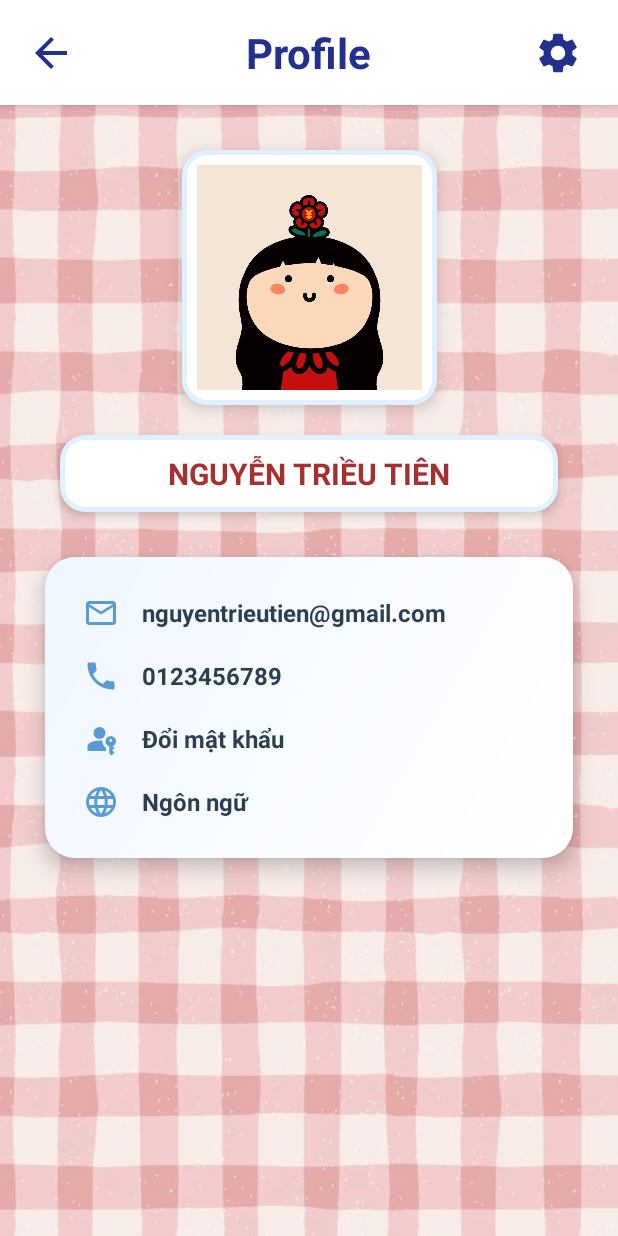
After one commit to TrieuTien0311/TrieuTien_ManHinhUngDung, an Android app: the Profile screen opened directly, with no data from a screen before it, on a phone screen of 412 x 824 dp. The commit adds this screen. Run offline under Robolectric (Android 15) with nearby library versions, the phone set to English and light mode, and no system bars.

Commit message:
Đã xong giao diện profile

```diff
--- a/app/src/main/AndroidManifest.xml
+++ b/app/src/main/AndroidManifest.xml
@@ -11,6 +11,9 @@
         android:roundIcon="@mipmap/ic_launcher_round"
         android:supportsRtl="true"
         android:theme="@style/Theme.TrieuTien_MHUD">
+        <activity
+            android:name=".Profile"
+            android:exported="false" />
         <activity
             android:name=".Register"
             android:exported="false" />
--- a/app/src/main/java/com/example/trieutien_mhud/Login.java
+++ b/app/src/main/java/com/example/trieutien_mhud/Login.java
@@ -3,6 +3,7 @@ package com.example.trieutien_mhud;
 import android.content.Intent;
 import android.os.Bundle;
 import android.view.View;
+import android.widget.Button;
 import android.widget.TextView;
 
 import androidx.activity.EdgeToEdge;
@@ -18,13 +19,15 @@ public class Login extends AppCompatActivity {
         super.onCreate(savedInstanceState);
         EdgeToEdge.enable(this);
         setContentView(R.layout.activity_login);
+
+        // Giúp layout tràn toàn màn hình (EdgeToEdge)
         ViewCompat.setOnApplyWindowInsetsListener(findViewById(R.id.main), (v, insets) -> {
             Insets systemBars = insets.getInsets(WindowInsetsCompat.Type.systemBars());
             v.setPadding(systemBars.left, systemBars.top, systemBars.right, systemBars.bottom);
             return insets;
         });
 
-        // Bắt sự kiện nhấn "Create Account"
+        // --- Bắt sự kiện nhấn "Create Account" ---
         TextView tvSignIn = findViewById(R.id.tvSignIn);
         tvSignIn.setOnClickListener(new View.OnClickListener() {
             @Override
@@ -34,5 +37,17 @@ public class Login extends AppCompatActivity {
                 startActivity(intent);
             }
         });
+
+        // --- Bắt sự kiện nhấn nút "SIGN IN" ---
+        Button btnLogin = findViewById(R.id.btnlogin);
+        btnLogin.setOnClickListener(new View.OnClickListener() {
+            @Override
+            public void onClick(View v) {
+                // Khi nhấn SIGN IN, chuyển sang màn hình Profile
+                Intent intent = new Intent(Login.this, Profile.class);
+                startActivity(intent);
+                finish(); // Đóng Login để không quay lại khi nhấn Back
+            }
+        });
     }
 }
--- /dev/null
+++ b/app/src/main/java/com/example/trieutien_mhud/Profile.java
@@ -0,0 +1,41 @@
+package com.example.trieutien_mhud;
+
+import android.content.Intent;
+import android.os.Bundle;
+import android.view.View;
+import android.widget.ImageView;
+
+import androidx.activity.EdgeToEdge;
+import androidx.appcompat.app.AppCompatActivity;
+import androidx.core.graphics.Insets;
+import androidx.core.view.ViewCompat;
+import androidx.core.view.WindowInsetsCompat;
+
+public class Profile extends AppCompatActivity {
+
+    @Override
+    protected void onCreate(Bundle savedInstanceState) {
+        super.onCreate(savedInstanceState);
+        EdgeToEdge.enable(this);
+        setContentView(R.layout.activity_profile);
+
+        // Cấu hình để hiển thị full màn hình (EdgeToEdge)
+        ViewCompat.setOnApplyWindowInsetsListener(findViewById(R.id.main), (v, insets) -> {
+            Insets systemBars = insets.getInsets(WindowInsetsCompat.Type.systemBars());
+            v.setPadding(systemBars.left, systemBars.top, systemBars.right, systemBars.bottom);
+            return insets;
+        });
+
+        // --- Xử lý khi nhấn nút răng cưa (btnSettings) ---
+        ImageView btnSettings = findViewById(R.id.btnSettings);
+        btnSettings.setOnClickListener(new View.OnClickListener() {
+            @Override
+            public void onClick(View v) {
+                // Khi nhấn răng cưa, quay lại màn hình Login
+                Intent intent = new Intent(Profile.this, Login.class);
+                startActivity(intent);
+                finish(); // Đóng Profile để không quay lại khi nhấn Back
+            }
+        });
+    }
+}
--- /dev/null
+++ b/app/src/main/res/drawable/avatar_bg.xml
@@ -0,0 +1,8 @@
+<?xml version="1.0" encoding="utf-8"?>
+<shape xmlns:android="http://schemas.android.com/apk/res/android">
+    <solid android:color="#FFFFFF" />
+    <corners android:radius="15dp" />
+    <stroke
+        android:width="3dp"
+        android:color="#E0F0FF" />
+</shape>
--- /dev/null
+++ b/app/src/main/res/drawable/card_gradient_bg.xml
@@ -0,0 +1,10 @@
+<?xml version="1.0" encoding="utf-8"?>
+<shape xmlns:android="http://schemas.android.com/apk/res/android">
+    <gradient
+        android:angle="135"
+        android:startColor="#FFFFFF"
+        android:centerColor="#F8FBFF"
+        android:endColor="#EFF6FF"
+        android:type="linear" />
+    <corners android:radius="20dp" />
+</shape>
--- /dev/null
+++ b/app/src/main/res/drawable/ic_back.xml
@@ -0,0 +1,5 @@
+<vector xmlns:android="http://schemas.android.com/apk/res/android" android:autoMirrored="true" android:height="24dp" android:tint="#939393" android:viewportHeight="960" android:viewportWidth="960" android:width="24dp">
+
+    <path android:fillColor="@android:color/white" android:pathData="M313,520L537,744L480,800L160,480L480,160L537,216L313,440L800,440L800,520L313,520Z"/>
+
+</vector>
--- /dev/null
+++ b/app/src/main/res/drawable/ic_language.xml
@@ -0,0 +1,5 @@
+<vector xmlns:android="http://schemas.android.com/apk/res/android" android:height="24dp" android:tint="#939393" android:viewportHeight="960" android:viewportWidth="960" android:width="24dp">
+
+    <path android:fillColor="@android:color/white" android:pathData="M480,880Q398,880 325,848.5Q252,817 197.5,762.5Q143,708 111.5,635Q80,562 80,480Q80,397 111.5,324.5Q143,252 197.5,197.5Q252,143 325,111.5Q398,80 480,80Q563,80 635.5,111.5Q708,143 762.5,197.5Q817,252 848.5,324.5Q880,397 880,480Q880,562 848.5,635Q817,708 762.5,762.5Q708,817 635.5,848.5Q563,880 480,880ZM480,798Q506,762 525,723Q544,684 556,640L404,640Q416,684 435,723Q454,762 480,798ZM376,782Q358,749 344.5,713.5Q331,678 322,640L204,640Q233,690 276.5,727Q320,764 376,782ZM584,782Q640,764 683.5,727Q727,690 756,640L638,640Q629,678 615.5,713.5Q602,749 584,782ZM170,560L306,560Q303,540 301.5,520.5Q300,501 300,480Q300,459 301.5,439.5Q303,420 306,400L170,400Q165,420 162.5,439.5Q160,459 160,480Q160,501 162.5,520.5Q165,540 170,560ZM386,560L574,560Q577,540 578.5,520.5Q580,501 580,480Q580,459 578.5,439.5Q577,420 574,400L386,400Q383,420 381.5,439.5Q380,459 380,480Q380,501 381.5,520.5Q383,540 386,560ZM654,560L790,560Q795,540 797.5,520.5Q800,501 800,480Q800,459 797.5,439.5Q795,420 790,400L654,400Q657,420 658.5,439.5Q660,459 660,480Q660,501 658.5,520.5Q657,540 654,560ZM638,320L756,320Q727,270 683.5,233Q640,196 584,178Q602,211 615.5,246.5Q629,282 638,320ZM404,320L556,320Q544,276 525,237Q506,198 480,162Q454,198 435,237Q416,276 404,320ZM204,320L322,320Q331,282 344.5,246.5Q358,211 376,178Q320,196 276.5,233Q233,270 204,320Z"/>
+
+</vector>
--- /dev/null
+++ b/app/src/main/res/drawable/ic_pass.xml
@@ -0,0 +1,5 @@
+<vector xmlns:android="http://schemas.android.com/apk/res/android" android:height="24dp" android:tint="#939393" android:viewportHeight="960" android:viewportWidth="960" android:width="24dp">
+
+    <path android:fillColor="@android:color/white" android:pathData="M120,800L120,688Q120,654 137.5,625.5Q155,597 184,582Q246,551 310,535.5Q374,520 440,520Q460,520 480,521.5Q500,523 520,526Q516,584 541,635.5Q566,687 614,720L614,800L120,800ZM760,920L700,860L700,674Q656,661 628,624.5Q600,588 600,540Q600,482 641,441Q682,400 740,400Q798,400 839,441Q880,482 880,540Q880,585 854.5,620Q829,655 790,670L840,720L780,780L840,840L760,920ZM440,480Q374,480 327,433Q280,386 280,320Q280,254 327,207Q374,160 440,160Q506,160 553,207Q600,254 600,320Q600,386 553,433Q506,480 440,480ZM740,560Q757,560 768.5,548.5Q780,537 780,520Q780,503 768.5,491.5Q757,480 740,480Q723,480 711.5,491.5Q700,503 700,520Q700,537 711.5,548.5Q723,560 740,560Z"/>
+
+</vector>
--- /dev/null
+++ b/app/src/main/res/drawable/ic_phone.xml
@@ -0,0 +1,5 @@
+<vector xmlns:android="http://schemas.android.com/apk/res/android" android:height="24dp" android:tint="#939393" android:viewportHeight="24" android:viewportWidth="24" android:width="24dp">
+
+    <path android:fillColor="@android:color/white" android:pathData="M6.62,10.79c1.44,2.83 3.76,5.14 6.59,6.59l2.2,-2.2c0.27,-0.27 0.67,-0.36 1.02,-0.24 1.12,0.37 2.33,0.57 3.57,0.57 0.55,0 1,0.45 1,1V20c0,0.55 -0.45,1 -1,1 -9.39,0 -17,-7.61 -17,-17 0,-0.55 0.45,-1 1,-1h3.5c0.55,0 1,0.45 1,1 0,1.25 0.2,2.45 0.57,3.57 0.11,0.35 0.03,0.74 -0.25,1.02l-2.2,2.2z"/>
+
+</vector>
--- /dev/null
+++ b/app/src/main/res/drawable/ic_settings.xml
@@ -0,0 +1,5 @@
+<vector xmlns:android="http://schemas.android.com/apk/res/android" android:height="24dp" android:tint="#939393" android:viewportHeight="24" android:viewportWidth="24" android:width="24dp">
+
+    <path android:fillColor="@android:color/white" android:pathData="M19.14,12.94c0.04,-0.3 0.06,-0.61 0.06,-0.94c0,-0.32 -0.02,-0.64 -0.07,-0.94l2.03,-1.58c0.18,-0.14 0.23,-0.41 0.12,-0.61l-1.92,-3.32c-0.12,-0.22 -0.37,-0.29 -0.59,-0.22l-2.39,0.96c-0.5,-0.38 -1.03,-0.7 -1.62,-0.94L14.4,2.81c-0.04,-0.24 -0.24,-0.41 -0.48,-0.41h-3.84c-0.24,0 -0.43,0.17 -0.47,0.41L9.25,5.35C8.66,5.59 8.12,5.92 7.63,6.29L5.24,5.33c-0.22,-0.08 -0.47,0 -0.59,0.22L2.74,8.87C2.62,9.08 2.66,9.34 2.86,9.48l2.03,1.58C4.84,11.36 4.8,11.69 4.8,12s0.02,0.64 0.07,0.94l-2.03,1.58c-0.18,0.14 -0.23,0.41 -0.12,0.61l1.92,3.32c0.12,0.22 0.37,0.29 0.59,0.22l2.39,-0.96c0.5,0.38 1.03,0.7 1.62,0.94l0.36,2.54c0.05,0.24 0.24,0.41 0.48,0.41h3.84c0.24,0 0.44,-0.17 0.47,-0.41l0.36,-2.54c0.59,-0.24 1.13,-0.56 1.62,-0.94l2.39,0.96c0.22,0.08 0.47,0 0.59,-0.22l1.92,-3.32c0.12,-0.22 0.07,-0.47 -0.12,-0.61L19.14,12.94zM12,15.6c-1.98,0 -3.6,-1.62 -3.6,-3.6s1.62,-3.6 3.6,-3.6s3.6,1.62 3.6,3.6S13.98,15.6 12,15.6z"/>
+
+</vector>
--- a/app/src/main/res/layout/activity_login.xml
+++ b/app/src/main/res/layout/activity_login.xml
@@ -54,7 +54,7 @@
         android:drawablePadding="5dp"
         android:ems="10"
         android:hint="Password"
-        android:inputType="text"
+        android:inputType="textPassword"
         android:paddingLeft="20dp"
         android:paddingTop="10dp"
         android:paddingRight="10dp"
--- /dev/null
+++ b/app/src/main/res/layout/activity_profile.xml
@@ -0,0 +1,226 @@
+<?xml version="1.0" encoding="utf-8"?>
+<androidx.constraintlayout.widget.ConstraintLayout xmlns:android="http://schemas.android.com/apk/res/android"
+    xmlns:app="http://schemas.android.com/apk/res-auto"
+    xmlns:tools="http://schemas.android.com/tools"
+    android:id="@+id/main"
+    android:layout_width="match_parent"
+    android:layout_height="match_parent"
+    android:background="@drawable/bk1"
+    tools:context=".Profile">
+
+    <!-- White Header Bar -->
+    <View
+        android:id="@+id/headerBar"
+        android:layout_width="0dp"
+        android:layout_height="70dp"
+        android:background="#FFFFFF"
+        android:elevation="4dp"
+        app:layout_constraintEnd_toEndOf="parent"
+        app:layout_constraintStart_toStartOf="parent"
+        app:layout_constraintTop_toTopOf="parent" />
+
+    <!-- Header Text -->
+    <TextView
+        android:id="@+id/tvHeaderProfile"
+        android:layout_width="wrap_content"
+        android:layout_height="wrap_content"
+        android:text="Profile"
+        android:textColor="#24308E"
+        android:textSize="28sp"
+        android:textStyle="bold"
+        android:elevation="8dp"
+        app:layout_constraintBottom_toBottomOf="@id/headerBar"
+        app:layout_constraintEnd_toEndOf="parent"
+        app:layout_constraintStart_toStartOf="parent"
+        app:layout_constraintTop_toTopOf="@id/headerBar" />
+    <!-- Settings Icon -->
+    <ImageView
+        android:id="@+id/btnBack"
+        android:layout_width="48dp"
+        android:layout_height="48dp"
+        android:layout_marginStart="10dp"
+        android:background="?attr/selectableItemBackgroundBorderless"
+        android:elevation="8dp"
+        android:padding="8dp"
+        android:src="@drawable/ic_back"
+        app:layout_constraintBottom_toBottomOf="@id/headerBar"
+        app:layout_constraintStart_toStartOf="@+id/headerBar"
+        app:layout_constraintTop_toTopOf="@id/headerBar"
+        app:tint="#24308E" />
+    <!-- Settings Icon -->
+    <ImageView
+        android:id="@+id/btnSettings"
+        android:layout_width="48dp"
+        android:layout_height="48dp"
+        android:layout_marginEnd="16dp"
+        android:padding="8dp"
+        android:src="@drawable/ic_settings"
+        android:background="?attr/selectableItemBackgroundBorderless"
+        android:elevation="8dp"
+        app:layout_constraintBottom_toBottomOf="@id/headerBar"
+        app:layout_constraintEnd_toEndOf="parent"
+        app:layout_constraintTop_toTopOf="@id/headerBar"
+        app:tint="#24308E" />
+
+    <!-- Profile Avatar -->
+    <ImageView
+        android:id="@+id/imgAvatar"
+        android:layout_width="170dp"
+        android:layout_height="170dp"
+        android:layout_marginTop="30dp"
+        android:background="@drawable/avatar_bg"
+        android:elevation="6dp"
+        android:padding="10dp"
+        android:scaleType="centerCrop"
+        android:src="@drawable/cogai"
+        app:layout_constraintEnd_toEndOf="parent"
+        app:layout_constraintStart_toStartOf="parent"
+        app:layout_constraintTop_toBottomOf="@id/headerBar"
+        app:tint="@null" />
+
+    <!-- Profile Name -->
+    <TextView
+        android:id="@+id/tvProfileName"
+        android:layout_width="0dp"
+        android:layout_height="wrap_content"
+        android:layout_marginStart="40dp"
+        android:layout_marginTop="20dp"
+        android:layout_marginEnd="40dp"
+        android:background="@drawable/avatar_bg"
+        android:elevation="4dp"
+        android:gravity="center"
+        android:paddingTop="12dp"
+        android:paddingBottom="12dp"
+        android:text="NGUYỄN TRIỀU TIÊN"
+        android:textColor="#A63030"
+        android:textSize="20sp"
+        android:textStyle="bold"
+        app:layout_constraintEnd_toEndOf="parent"
+        app:layout_constraintStart_toStartOf="parent"
+        app:layout_constraintTop_toBottomOf="@id/imgAvatar" />
+
+    <!-- Info Card -->
+    <androidx.cardview.widget.CardView
+        android:id="@+id/cardInfo"
+        android:layout_width="0dp"
+        android:layout_height="wrap_content"
+        android:layout_marginStart="30dp"
+        android:layout_marginTop="30dp"
+        android:layout_marginEnd="30dp"
+        app:cardCornerRadius="20dp"
+        app:cardElevation="8dp"
+        app:layout_constraintEnd_toEndOf="parent"
+        app:layout_constraintStart_toStartOf="parent"
+        app:layout_constraintTop_toBottomOf="@id/tvProfileName">
+
+        <LinearLayout
+            android:layout_width="match_parent"
+            android:layout_height="wrap_content"
+            android:background="@drawable/card_gradient_bg"
+            android:orientation="vertical"
+            android:padding="25dp">
+
+            <!-- Email -->
+            <LinearLayout
+                android:layout_width="match_parent"
+                android:layout_height="wrap_content"
+                android:layout_marginBottom="18dp"
+                android:orientation="horizontal"
+                android:gravity="center_vertical">
+
+                <ImageView
+                    android:layout_width="24dp"
+                    android:layout_height="24dp"
+                    android:src="@drawable/outline_mail"
+                    app:tint="#5B9BD5" />
+
+                <TextView
+                    android:id="@+id/tvEmail"
+                    android:layout_width="0dp"
+                    android:layout_height="wrap_content"
+                    android:layout_marginStart="15dp"
+                    android:layout_weight="1"
+                    android:text="nguyentrieutien@gmail.com"
+                    android:textColor="#2C3E50"
+                    android:textSize="16sp"
+                    android:textStyle="bold" />
+            </LinearLayout>
+
+            <!-- Phone -->
+            <LinearLayout
+                android:layout_width="match_parent"
+                android:layout_height="wrap_content"
+                android:layout_marginBottom="18dp"
+                android:orientation="horizontal"
+                android:gravity="center_vertical">
+
+                <ImageView
+                    android:layout_width="24dp"
+                    android:layout_height="24dp"
+                    android:src="@drawable/ic_phone"
+                    app:tint="#5B9BD5" />
+
+                <TextView
+                    android:id="@+id/tvPhone"
+                    android:layout_width="0dp"
+                    android:layout_height="wrap_content"
+                    android:layout_marginStart="15dp"
+                    android:layout_weight="1"
+                    android:text="0123456789"
+                    android:textColor="#2C3E50"
+                    android:textSize="16sp"
+                    android:textStyle="bold" />
+            </LinearLayout>
+
+            <!-- Skype -->
+            <LinearLayout
+                android:layout_width="match_parent"
+                android:layout_height="wrap_content"
+                android:layout_marginBottom="18dp"
+                android:orientation="horizontal"
+                android:gravity="center_vertical">
+
+                <ImageView
+                    android:layout_width="24dp"
+                    android:layout_height="24dp"
+                    android:src="@drawable/ic_pass"
+                    app:tint="#5B9BD5" />
+
+                <TextView
+                    android:layout_width="0dp"
+                    android:layout_height="wrap_content"
+                    android:layout_marginStart="15dp"
+                    android:layout_weight="1"
+                    android:text="Đổi mật khẩu"
+                    android:textColor="#2C3E50"
+                    android:textSize="16sp"
+                    android:textStyle="bold" />
+            </LinearLayout>
+
+            <!-- Web -->
+            <LinearLayout
+                android:layout_width="match_parent"
+                android:layout_height="wrap_content"
+                android:orientation="horizontal"
+                android:gravity="center_vertical">
+
+                <ImageView
+                    android:layout_width="24dp"
+                    android:layout_height="24dp"
+                    android:src="@drawable/ic_language"
+                    app:tint="#5B9BD5" />
+
+                <TextView
+                    android:layout_width="0dp"
+                    android:layout_height="wrap_content"
+                    android:layout_marginStart="15dp"
+                    android:layout_weight="1"
+                    android:text="Ngôn ngữ"
+                    android:textColor="#2C3E50"
+                    android:textSize="16sp"
+                    android:textStyle="bold" />
+            </LinearLayout>
+        </LinearLayout>
+    </androidx.cardview.widget.CardView>
+
+</androidx.constraintlayout.widget.ConstraintLayout>
```
Also changed, not shown: app/src/main/res/drawable/background.jpg (added), app/src/main/res/drawable/bk1.png (added), app/src/main/res/drawable/cogai.jpg (added), app/src/main/res/drawable/nen1.jpg (added).
